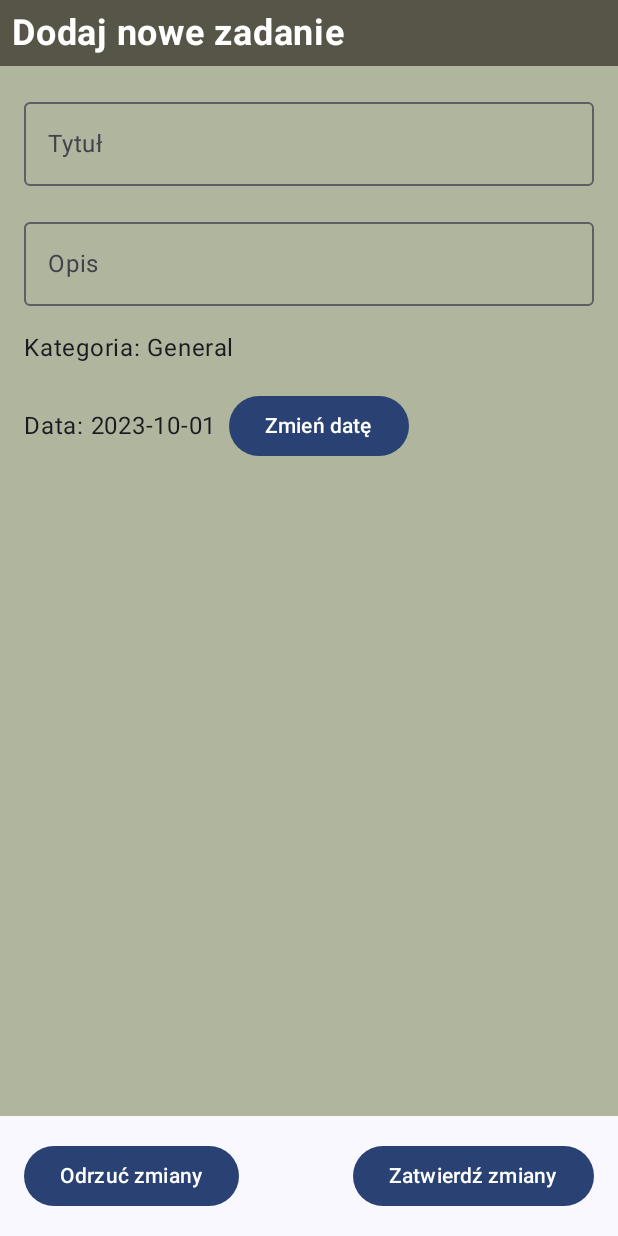
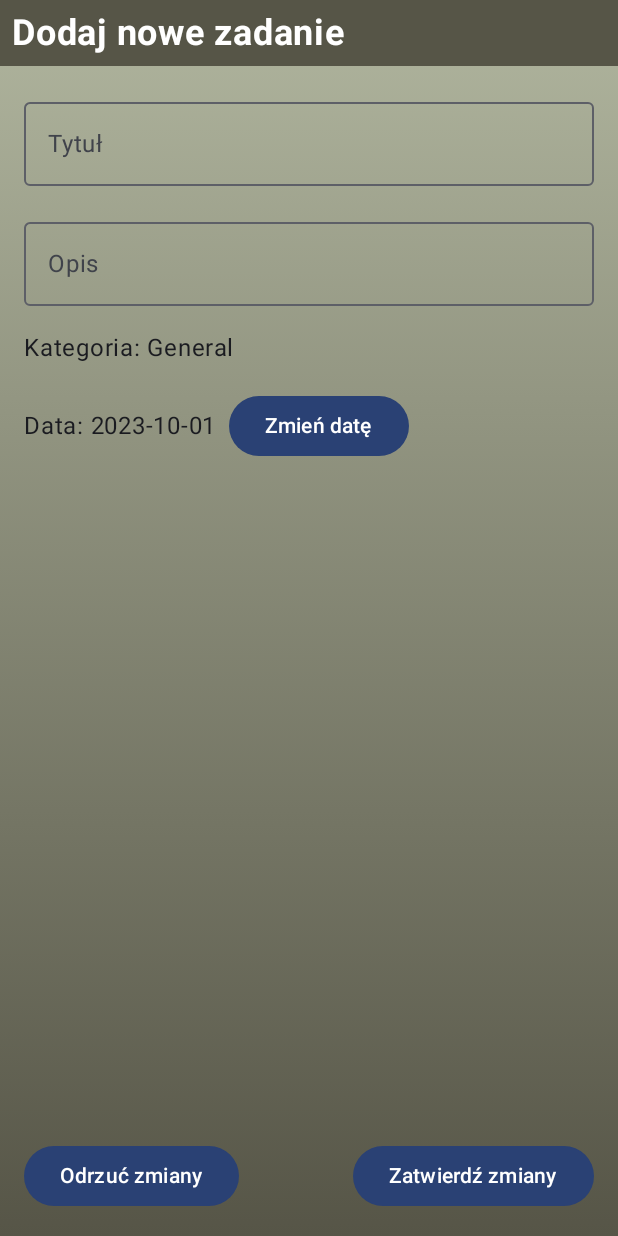
Before and after one commit to Woriork/CzesioReminder, an Android app built with Jetpack Compose: the AddTask screen opened through its navigation route, on a phone screen of 412 x 824 dp. Run offline under Robolectric (Android 15) with nearby library versions, the phone set to English and light mode, and no system bars; our stand-ins replace Room's generated code.

Commit message:
to juz wyglada

```diff
--- a/app/src/main/java/com/example/czesioreminder/ui/AddTask.kt
+++ b/app/src/main/java/com/example/czesioreminder/ui/AddTask.kt
@@ -20,6 +20,7 @@ import androidx.compose.ui.input.key.Key.Companion.Calendar
 import androidx.compose.ui.text.font.FontWeight
 import androidx.compose.ui.unit.sp
 import androidx.lifecycle.viewmodel.compose.LocalViewModelStoreOwner
+import androidx.compose.ui.graphics.Brush
 
 @Composable
 fun AddTask(navController: NavHostController, modifier: Modifier = Modifier) {
@@ -54,11 +55,19 @@ fun AddTask(navController: NavHostController, modifier: Modifier = Modifier) {
     Scaffold(
         modifier = Modifier.fillMaxSize(),
         content = { innerPadding ->
+            Box(
+                modifier = Modifier
+                    .fillMaxSize()
+                    .background(
+                        Brush.verticalGradient(
+                            colors = listOf(Color(0xFFB0B59E), Color(0xFF565547))
+                        )
+                    )
+            ) {
                 Column(
                     modifier = Modifier
                         .fillMaxSize()
                         .padding(innerPadding)
-                    .background(Color(0xFFB0B59E))
                 ) {
                     Text(
                         text = "Dodaj nowe zadanie",
@@ -99,6 +108,7 @@ fun AddTask(navController: NavHostController, modifier: Modifier = Modifier) {
                         }
                     }
                 }
+            }
         },
         bottomBar = {
             Row(
```
Also changed, not shown: app/src/main/java/com/example/czesioreminder/ui/EditTask.kt (+12 -2 lines), app/src/main/java/com/example/czesioreminder/ui/TaskDetailScreen.kt (+34 -4 lines). Lines whose indentation alone changed are shown as unchanged.
